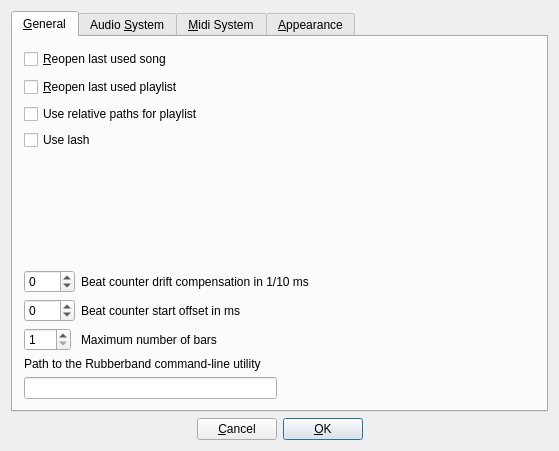
Above: src/gui/src/UI/PreferencesDialog_UI.ui from hydrogen-music/hydrogen before the change. Below: the same form after it.
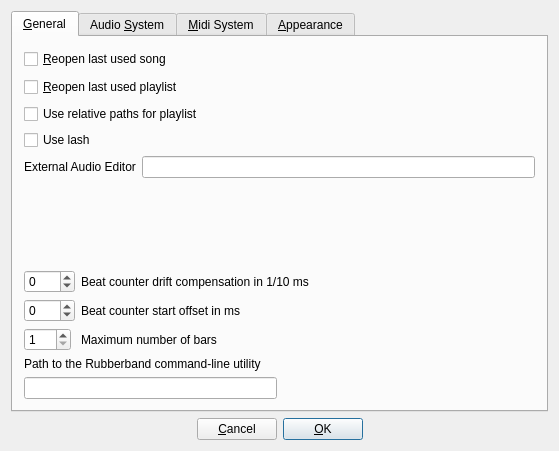
That is the form after the change. Custom widgets are drawn as their Qt base class.

Commit message: Basics in place for launching external sample editor

What changed in the file:
```diff
--- a/src/gui/src/UI/PreferencesDialog_UI.ui
+++ b/src/gui/src/UI/PreferencesDialog_UI.ui
@@ -82,6 +82,20 @@
          </property>
         </widget>
        </item>
+       <item>
+        <layout class="QHBoxLayout" name="horizontalLayout_9">
+         <item>
+          <widget class="QLabel" name="externalEditorLabel">
+           <property name="text">
+            <string>External Audio Editor</string>
+           </property>
+          </widget>
+         </item>
+         <item>
+          <widget class="QLineEdit" name="externalEditorLineEdit"/>
+         </item>
+        </layout>
+       </item>
        <item>
         <spacer name="verticalSpacer_3">
          <property name="orientation">
@@ -90,7 +104,7 @@
          <property name="sizeHint" stdset="0">
           <size>
            <width>20</width>
-           <height>114</height>
+           <height>40</height>
           </size>
          </property>
         </spacer>
```
The commit also changes 4 other files.
